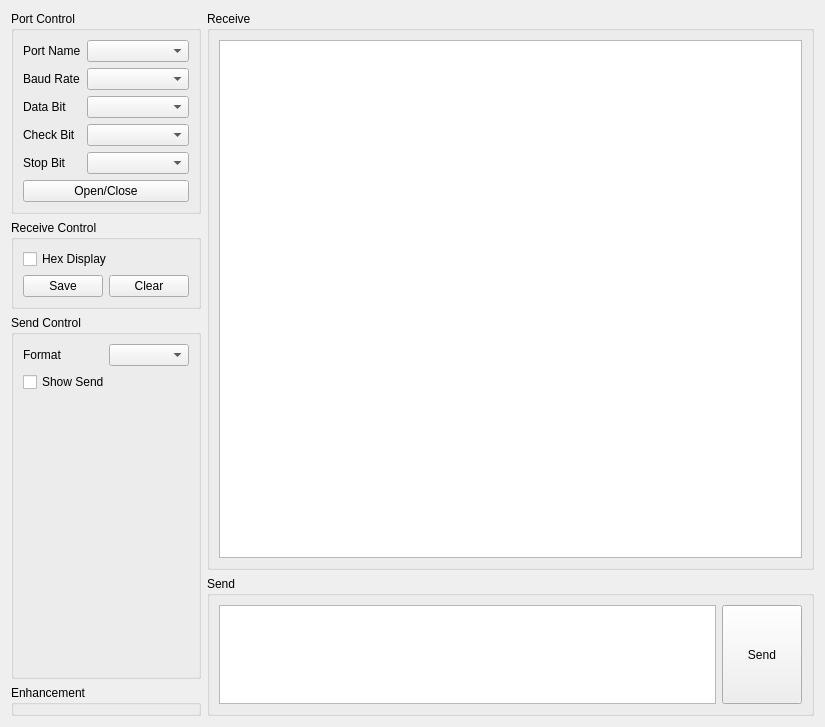
The window that form/serial/formserial.ui (MRsoymilk/MySerial) describes before a commit, drawn with Qt 5.
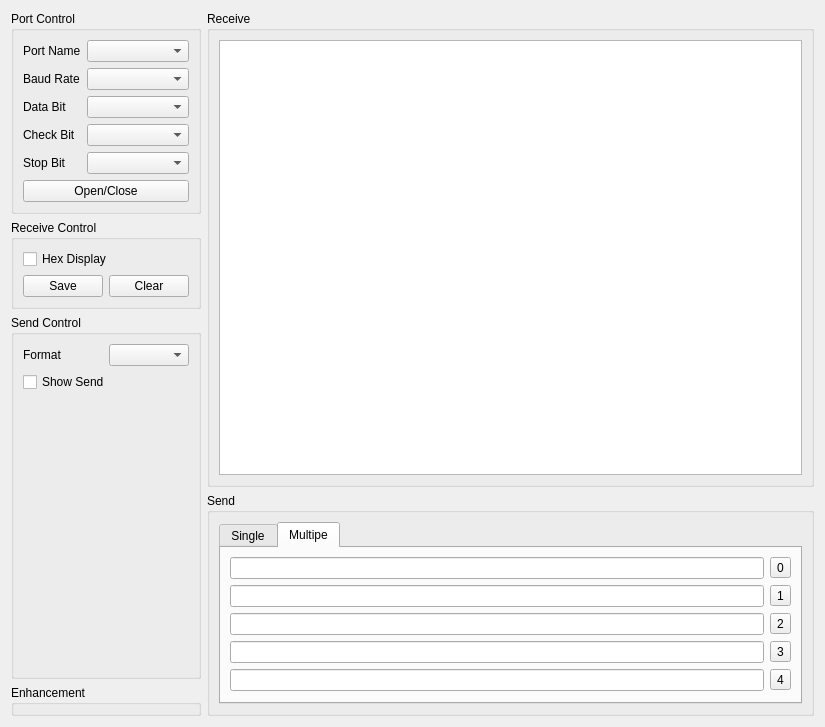
The same window after the commit. The open tabs and pages were chosen to show the change.

Diff of the .ui file:
```diff
--- a/form/serial/formserial.ui
+++ b/form/serial/formserial.ui
@@ -103,11 +103,21 @@
        <property name="title">
         <string>Send</string>
        </property>
-       <layout class="QHBoxLayout" name="horizontalLayout">
-        <item>
+       <layout class="QGridLayout" name="gridLayout_5">
+        <item row="0" column="0">
+         <widget class="QTabWidget" name="tabWidget">
+          <property name="currentIndex">
+           <number>0</number>
+          </property>
+          <widget class="QWidget" name="tabSingle">
+           <attribute name="title">
+            <string>Single</string>
+           </attribute>
+           <layout class="QGridLayout" name="gridLayout_6">
+            <item row="0" column="0">
          <widget class="QPlainTextEdit" name="txtSend"/>
         </item>
-        <item>
+            <item row="0" column="1">
          <widget class="QPushButton" name="btnSend">
           <property name="sizePolicy">
            <sizepolicy hsizetype="Preferred" vsizetype="Preferred">
@@ -118,6 +128,67 @@
           <property name="text">
            <string>Send</string>
           </property>
+             </widget>
+            </item>
+           </layout>
+          </widget>
+          <widget class="QWidget" name="tabMultipe">
+           <attribute name="title">
+            <string>Multipe</string>
+           </attribute>
+           <layout class="QGridLayout" name="gridLayout_4">
+            <item row="1" column="1">
+             <widget class="QToolButton" name="tBtn_1">
+              <property name="text">
+               <string>1</string>
+              </property>
+             </widget>
+            </item>
+            <item row="2" column="0">
+             <widget class="QLineEdit" name="lineEdit_cmd_2"/>
+            </item>
+            <item row="0" column="1">
+             <widget class="QToolButton" name="tBtn_0">
+              <property name="text">
+               <string>0</string>
+              </property>
+             </widget>
+            </item>
+            <item row="3" column="0">
+             <widget class="QLineEdit" name="lineEdit_cmd_3"/>
+            </item>
+            <item row="1" column="0">
+             <widget class="QLineEdit" name="lineEdit_cmd_1"/>
+            </item>
+            <item row="0" column="0">
+             <widget class="QLineEdit" name="lineEdit_cmd_0"/>
+            </item>
+            <item row="4" column="0">
+             <widget class="QLineEdit" name="lineEdit_cmd_4"/>
+            </item>
+            <item row="2" column="1">
+             <widget class="QToolButton" name="tBtn_2">
+              <property name="text">
+               <string>2</string>
+              </property>
+             </widget>
+            </item>
+            <item row="3" column="1">
+             <widget class="QToolButton" name="tBtn_3">
+              <property name="text">
+               <string>3</string>
+              </property>
+             </widget>
+            </item>
+            <item row="4" column="1">
+             <widget class="QToolButton" name="tBtn_4">
+              <property name="text">
+               <string>4</string>
+              </property>
+             </widget>
+            </item>
+           </layout>
+          </widget>
          </widget>
         </item>
        </layout>
```
Lines whose indentation alone changed are shown as unchanged.
